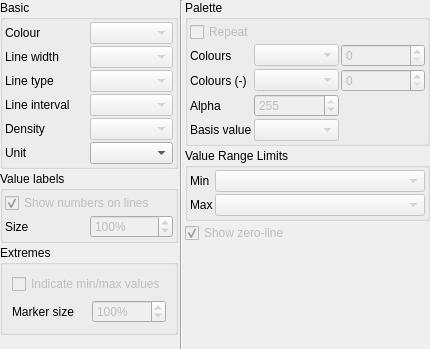
This is src/vcross_qt/vcross_style_widget.ui in metno/diana as Qt 5 draws it before an edit. The edited form follows.
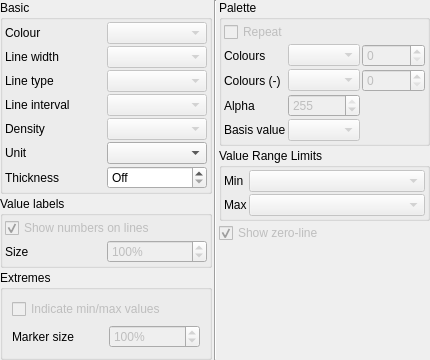
This is the edited form.

Commit message:
vcross: vector scaling and thickness as plot option
 * thickness also adjustable in style dialog

Diff of the .ui file:
```diff
--- a/src/vcross_qt/vcross_style_widget.ui
+++ b/src/vcross_qt/vcross_style_widget.ui
@@ -13,7 +13,7 @@
   <property name="windowTitle">
    <string>Form</string>
   </property>
-  <layout class="QHBoxLayout" name="horizontalLayout">
+  <layout class="QHBoxLayout" name="horizontalLayout" stretch="1,0,1">
    <property name="spacing">
     <number>2</number>
    </property>
@@ -30,7 +30,7 @@
        <property name="title">
         <string>Basic</string>
        </property>
-       <layout class="QGridLayout" name="gridLayout_5" rowstretch="0,0,0,0,0,0">
+       <layout class="QGridLayout" name="gridLayout_5" rowstretch="0,0,0,0,0,0,0">
         <property name="margin">
          <number>2</number>
         </property>
@@ -138,6 +138,35 @@
           </property>
          </widget>
         </item>
+        <item row="6" column="0">
+         <widget class="QLabel" name="vectorthicknesslabel">
+          <property name="text">
+           <string>Thickness</string>
+          </property>
+         </widget>
+        </item>
+        <item row="6" column="1">
+         <widget class="QSpinBox" name="vectorthicknessSpinBox">
+          <property name="toolTip">
+           <string>Vector thickness relative to length</string>
+          </property>
+          <property name="specialValueText">
+           <string>Off</string>
+          </property>
+          <property name="suffix">
+           <string notr="true">%</string>
+          </property>
+          <property name="prefix">
+           <string notr="true"/>
+          </property>
+          <property name="maximum">
+           <number>50</number>
+          </property>
+          <property name="singleStep">
+           <number>5</number>
+          </property>
+         </widget>
+        </item>
        </layout>
       </widget>
      </item>
```
The commit also changes 12 other files.
